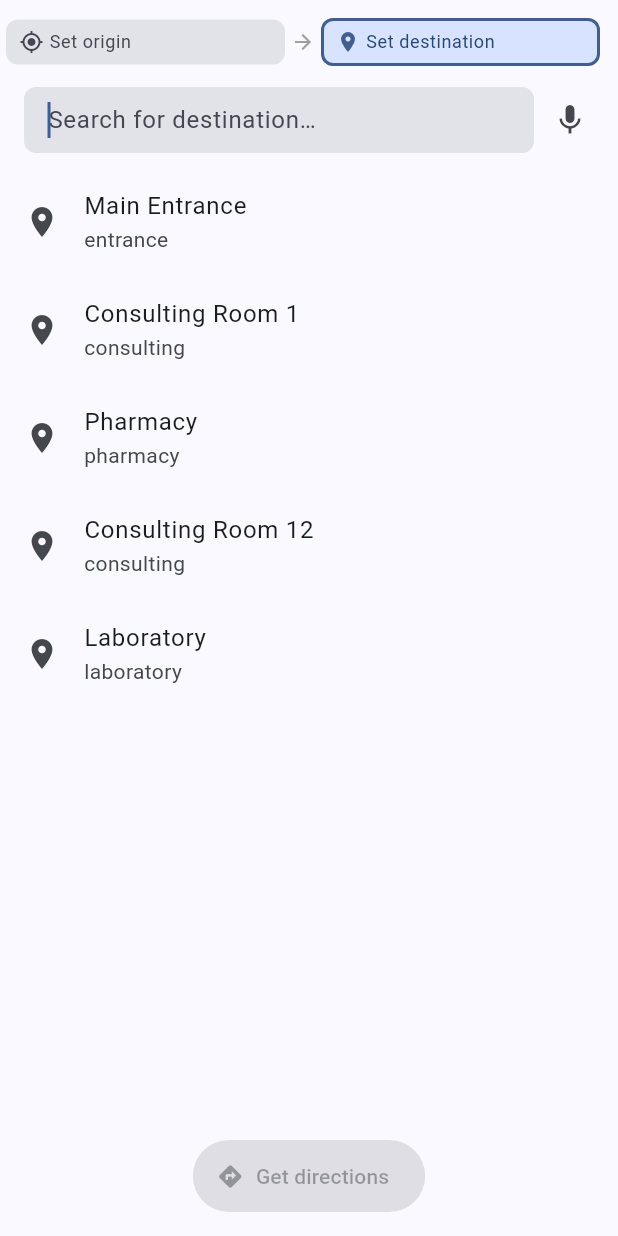
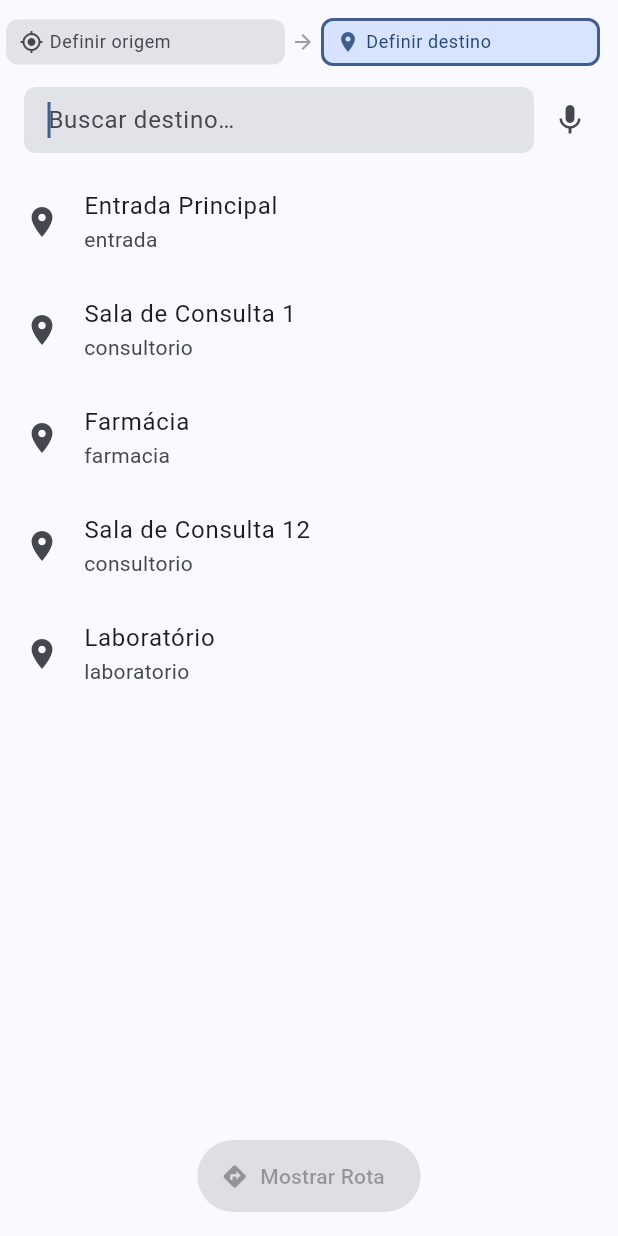
Before and after one commit to EdWilliamPereira/projeto_navegacao_hospitalar, a Flutter app: the SearchPage screen opened by its route, on a phone screen of 412 x 824 dp. Run offline on Flutter 3.47's test engine with Material 3 defaults, Android fonts, the phone set to English and light mode, and no system bars; our stand-ins replace flutter_map, flutter_riverpod, flutter_tts, fpdart, freezed_annotation, go_router and 7 more; accounts and stored records are empty; generated files the repository leaves out were written again.

Commit message:
Conversão dos textos da UI para português pt-br

```diff
--- a/lib/features/map/data/datasources/map_local_datasource.dart
+++ b/lib/features/map/data/datasources/map_local_datasource.dart
@@ -35,7 +35,7 @@ class MapLocalDataSourceImpl implements MapLocalDataSource {
 
     _db = await openDatabase(
       path,
-      version: 4,
+      version: 5,
       // onCreate fires only on the very first launch (empty database).
       onCreate: _createSchemaAndSeed,
       onUpgrade: (db, oldVersion, newVersion) async {
--- a/lib/features/map/domain/entities/node.dart
+++ b/lib/features/map/domain/entities/node.dart
@@ -1,4 +1,4 @@
-enum NodeType { room, elevator, stairs, junction, entrance }
+enum NodeType { quarto, elevador, escada, juncao, entrada }
 
 /// A vertex in the hospital graph.
 /// Pure Dart — no framework or serialization dependencies.
@@ -20,5 +20,5 @@ class Node {
   });
 
   /// Convenience getter used by the accessibility filter in CalculateRoute.
-  bool get isAccessible => type != NodeType.stairs;
+  bool get isAccessible => type != NodeType.escada;
 }
--- a/lib/features/map/presentation/pages/map_page.dart
+++ b/lib/features/map/presentation/pages/map_page.dart
@@ -37,7 +37,7 @@ class MapPage extends ConsumerWidget {
 
     return Scaffold(
       appBar: AppBar(
-        title: const Text('Hospital Map'),
+        title: const Text('Mapa do Hospital'),
         actions: [
           IconButton(
             tooltip: 'Search destination',
@@ -61,8 +61,8 @@ class MapPage extends ConsumerWidget {
               options: const MapOptions(
                 initialCenter: LatLng(0.5, 0.5),
                 initialZoom: 13,
-                minZoom: 10,
-                maxZoom: 18,
+                minZoom: 9,
+                maxZoom: 15,
                 interactionOptions: InteractionOptions(
                   flags: InteractiveFlag.pinchZoom |
                       InteractiveFlag.drag |
--- a/lib/features/map/presentation/widgets/map_overlay_layer.dart
+++ b/lib/features/map/presentation/widgets/map_overlay_layer.dart
@@ -62,33 +62,33 @@ class MapOverlayLayer extends StatelessWidget {
   IconData _iconForType(NodeType type, bool isUser) {
     if (isUser) return Icons.my_location;
     return switch (type) {
-      NodeType.elevator => Icons.elevator,
-      NodeType.stairs => Icons.stairs,
-      NodeType.entrance => Icons.door_front_door,
-      NodeType.room => Icons.room,
-      NodeType.junction => Icons.circle_outlined,
+      NodeType.elevador => Icons.elevator,
+      NodeType.escada => Icons.stairs,
+      NodeType.entrada => Icons.door_front_door,
+      NodeType.quarto => Icons.room,
+      NodeType.juncao => Icons.circle_outlined,
     };
   }
 
 /*
   Color _colorForType(NodeType type, BuildContext context) {
     return switch (type) {
-      NodeType.room => Colors.blue,
-      NodeType.elevator => Colors.orange,
-      NodeType.stairs => Colors.red,
-      NodeType.junction => Colors.grey,
-      NodeType.entrance => Colors.green,
+      NodeType.quarto => Colors.blue,
+      NodeType.elevador => Colors.orange,
+      NodeType.escada => Colors.red,
+      NodeType.juncao => Colors.grey,
+      NodeType.entrada => Colors.green,
     };
   }
 */
 
   Color _colorForType(NodeType type, BuildContext context) {
     return switch (type) {
-      NodeType.elevator => Colors.green.shade700,
-      NodeType.stairs => Colors.orange.shade700,
-      NodeType.entrance => Colors.purple.shade700,
-      NodeType.room => Theme.of(context).colorScheme.primary,
-      NodeType.junction => Colors.grey,
+      NodeType.elevador => Colors.green.shade700,
+      NodeType.escada => Colors.orange.shade700,
+      NodeType.entrada => Colors.purple.shade700,
+      NodeType.quarto => Theme.of(context).colorScheme.primary,
+      NodeType.juncao => Colors.grey,
     };
   }
 }
--- a/lib/features/map/presentation/widgets/map_zoom_controls.dart
+++ b/lib/features/map/presentation/widgets/map_zoom_controls.dart
@@ -17,12 +17,12 @@ class MapZoomControls extends StatelessWidget {
 
   void _zoomIn() {
     final current = controller.camera.zoom;
-    controller.move(controller.camera.center, current + 1);
+    controller.move(controller.camera.center, current + 0.5);
   }
 
   void _zoomOut() {
     final current = controller.camera.zoom;
-    controller.move(controller.camera.center, current - 1);
+    controller.move(controller.camera.center, current - 0.5);
   }
 
   void _fitBounds() {
--- a/lib/features/search/presentation/pages/search_page.dart
+++ b/lib/features/search/presentation/pages/search_page.dart
@@ -237,7 +237,7 @@ class _SearchPageState extends ConsumerState<SearchPage> {
               child: FilledButton.icon(
                 onPressed: canGetDirections ? _getDirections : null,
                 icon: const Icon(Icons.directions),
-                label: const Text('Get directions'),
+                label: const Text('Mostrar Rota'),
               ),
             ),
           ),
@@ -291,12 +291,12 @@ class _TwoFieldHeader extends ConsumerWidget {
           Expanded(
             child: _FieldChip(
               icon: Icons.my_location,
-              label: originLabel ?? 'Set origin',
+              label: originLabel ?? 'Definir origem',
               isActive: mode == SearchMode.origin,
               isFilled: originLabel != null,
               semanticLabel: originLabel != null
-                  ? 'Origin: $originLabel. Tap to change.'
-                  : 'Origin not set. Tap to set.',
+                  ? 'Origem: $originLabel. Toque para alterar.'
+                  : 'Origem não definida. Toque para definir.',
               onTap: () => onActivate(SearchMode.origin),
             ),
           ),
@@ -305,12 +305,12 @@ class _TwoFieldHeader extends ConsumerWidget {
           Expanded(
             child: _FieldChip(
               icon: Icons.place,
-              label: destLabel ?? 'Set destination',
+              label: destLabel ?? 'Definir destino',
               isActive: mode == SearchMode.destination,
               isFilled: destLabel != null,
               semanticLabel: destLabel != null
-                  ? 'Destination: $destLabel. Tap to change.'
-                  : 'Destination not set. Tap to set.',
+                  ? 'Destino: $destLabel. Toque para alterar.'
+                  : 'Destino não definido. Toque para definir.',
               onTap: () => onActivate(SearchMode.destination),
             ),
           ),
@@ -417,8 +417,8 @@ class _SearchBar extends StatelessWidget {
   @override
   Widget build(BuildContext context) {
     final hint = mode == SearchMode.origin
-        ? 'Search for origin…'
-        : 'Search for destination…';
+        ? 'Buscar origem…'
+        : 'Buscar destino…';
 
     return Padding(
       padding: const EdgeInsets.fromLTRB(16, 0, 8, 8),
@@ -481,7 +481,7 @@ class _PoiResultTile extends StatelessWidget {
     final cs = Theme.of(context).colorScheme;
     return Semantics(
       // semanticsLabel provides a complete TalkBack description (FR-05).
-      label: '${poi.name}, ${poi.category}. Tap to select.',
+      label: '${poi.name}, ${poi.category}. Toque para selecionar.',
       child: ListTile(
           tileColor: isActive ? cs.primaryContainer.withValues(alpha: 0.4) : null,
           leading: Icon(
```
Also changed, not shown: assets/map_data.json (+27 -27 lines), lib/features/settings/presentation/pages/settings_page.dart (+5 -5 lines), 3 other files.
